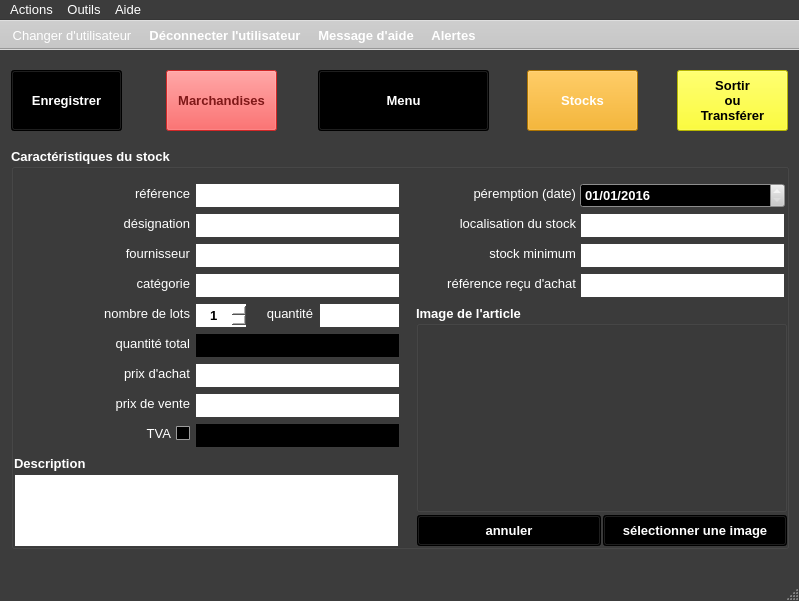
This is ui/yeroth-erp-entrer-window.ui in xnoumbissinoundou/yeroth-erp-3.0 as Qt 5 draws it before an edit. The edited form follows.
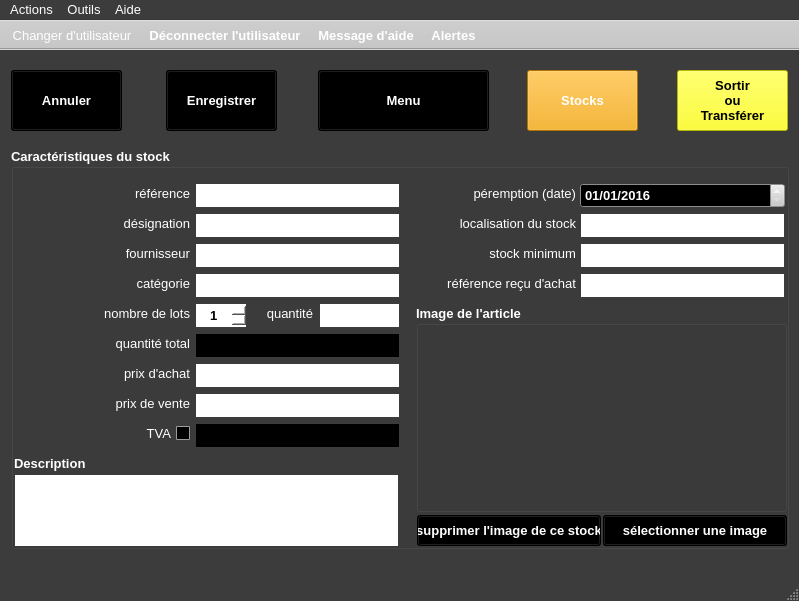
This is the edited form. Icons and pictures are not drawn. Custom widgets are drawn as their Qt base class.

Commit message: On branch master 	modified:   src/windows/yeroth-erp-entrer-window.cpp 	modified:   src/windows/yeroth-erp-entrer-window.hpp 	modified:   src/windows/yeroth-erp-modifier-window.cpp 	modified:   ui/yeroth-erp-entrer-window.ui 	modified:   ui/yeroth-erp-modifier-window.ui

Diff of the .ui file:
```diff
--- a/ui/yeroth-erp-entrer-window.ui
+++ b/ui/yeroth-erp-entrer-window.ui
@@ -440,7 +440,7 @@
    <locale language="French" country="France"/>
   </property>
   <widget class="QWidget" name="centralwidget_entrerWindow">
-   <widget class="YerothPushButton" name="pushButton_enregistrer_produit">
+   <widget class="YerothPushButton" name="pushButton_annuler">
     <property name="geometry">
      <rect>
       <x>11</x>
@@ -873,7 +873,7 @@
      </font>
     </property>
     <property name="text">
-     <string>Enregistrer</string>
+     <string>Annuler</string>
     </property>
    </widget>
    <widget class="YerothPushButton" name="pushButton_afficher_stocks">
@@ -9604,7 +9604,7 @@
       <string notr="true">border: 1px solid rgb(60, 60, 60);</string>
      </property>
     </widget>
-    <widget class="YerothPushButton" name="pushButton_annuler">
+    <widget class="YerothPushButton" name="pushButton_supprimer_limage_du_stock">
      <property name="geometry">
       <rect>
        <x>406</x>
@@ -10039,7 +10039,7 @@
       <string>Poursuivre avec la vente</string>
      </property>
      <property name="text">
-      <string>annuler</string>
+      <string>supprimer l'image de ce stock</string>
      </property>
     </widget>
     <widget class="YerothPushButton" name="pushButton_selectionner_image">
@@ -11092,10 +11092,7 @@
      </property>
     </widget>
    </widget>
-   <widget class="YerothPushButton" name="pushButton_marchandises">
-    <property name="enabled">
-     <bool>false</bool>
-    </property>
+   <widget class="YerothPushButton" name="pushButton_enregistrer_produit">
     <property name="geometry">
      <rect>
       <x>166</x>
@@ -11119,45 +11116,45 @@
        <colorrole role="Button">
         <brush brushstyle="SolidPattern">
          <color alpha="255">
-          <red>255</red>
-          <green>48</green>
-          <blue>48</blue>
+          <red>0</red>
+          <green>0</green>
+          <blue>0</blue>
          </color>
         </brush>
        </colorrole>
        <colorrole role="Light">
         <brush brushstyle="SolidPattern">
          <color alpha="255">
-          <red>255</red>
-          <green>176</green>
-          <blue>176</blue>
+          <red>0</red>
+          <green>0</green>
+          <blue>0</blue>
          </color>
         </brush>
        </colorrole>
        <colorrole role="Midlight">
         <brush brushstyle="SolidPattern">
          <color alpha="255">
-          <red>255</red>
-          <green>112</green>
-          <blue>112</blue>
+          <red>0</red>
+          <green>0</green>
+          <blue>0</blue>
          </color>
         </brush>
        </colorrole>
        <colorrole role="Dark">
         <brush brushstyle="SolidPattern">
          <color alpha="255">
-          <red>127</red>
-          <green>24</green>
-          <blue>24</blue>
+          <red>0</red>
+          <green>0</green>
+          <blue>0</blue>
          </color>
         </brush>
        </colorrole>
        <colorrole role="Mid">
         <brush brushstyle="SolidPattern">
          <color alpha="255">
-          <red>170</red>
-          <green>32</green>
-          <blue>32</blue>
+          <red>0</red>
+          <green>0</green>
+          <blue>0</blue>
          </color>
         </brush>
        </colorrole>
@@ -11191,18 +11188,18 @@
        <colorrole role="Base">
         <brush brushstyle="SolidPattern">
          <color alpha="255">
-          <red>255</red>
-          <green>255</green>
-          <blue>255</blue>
+          <red>0</red>
+          <green>0</green>
+          <blue>0</blue>
          </color>
         </brush>
        </colorrole>
        <colorrole role="Window">
         <brush brushstyle="SolidPattern">
          <color alpha="255">
-          <red>255</red>
-          <green>48</green>
-          <blue>48</blue>
+          <red>0</red>
+          <green>0</green>
+          <blue>0</blue>
          </color>
         </brush>
        </colorrole>
@@ -11218,9 +11215,9 @@
        <colorrole role="AlternateBase">
         <brush brushstyle="SolidPattern">
          <color alpha="255">
-          <red>255</red>
-          <green>151</green>
-          <blue>151</blue>
+          <red>0</red>
+          <green>0</green>
+          <blue>0</blue>
          </color>
         </brush>
        </colorrole>
@@ -11256,45 +11253,45 @@
        <colorrole role="Button">
         <brush brushstyle="SolidPattern">
          <color alpha="255">
-          <red>255</red>
-          <green>48</green>
-          <blue>48</blue>
+          <red>0</red>
+          <green>0</green>
+          <blue>0</blue>
          </color>
         </brush>
        </colorrole>
        <colorrole role="Light">
         <brush brushstyle="SolidPattern">
          <color alpha="255">
-          <red>255</red>
-          <green>176</green>
-          <blue>176</blue>
+          <red>0</red>
+          <green>0</green>
+          <blue>0</blue>
          </color>
         </brush>
        </colorrole>
        <colorrole role="Midlight">
         <brush brushstyle="SolidPattern">
          <color alpha="255">
-          <red>255</red>
-          <green>112</green>
-          <blue>112</blue>
+          <red>0</red>
+          <green>0</green>
+          <blue>0</blue>
          </color>
         </brush>
        </colorrole>
        <colorrole role="Dark">
         <brush brushstyle="SolidPattern">
          <color alpha="255">
-          <red>127</red>
-          <green>24</green>
-          <blue>24</blue>
+          <red>0</red>
+          <green>0</green>
+          <blue>0</blue>
          </color>
         </brush>
        </colorrole>
        <colorrole role="Mid">
         <brush brushstyle="SolidPattern">
          <color alpha="255">
-          <red>170</red>
-          <green>32</green>
-          <blue>32</blue>
+          <red>0</red>
+          <green>0</green>
+          <blue>0</blue>
          </color>
         </brush>
        </colorrole>
@@ -11328,18 +11325,18 @@
        <colorrole role="Base">
         <brush brushstyle="SolidPattern">
          <color alpha="255">
-          <red>255</red>
-          <green>255</green>
-          <blue>255</blue>
+          <red>0</red>
+          <green>0</green>
+          <blue>0</blue>
          </color>
         </brush>
        </colorrole>
        <colorrole role="Window">
         <brush brushstyle="SolidPattern">
          <color alpha="255">
-          <red>255</red>
-          <green>48</green>
-          <blue>48</blue>
+          <red>0</red>
+          <green>0</green>
+          <blue>0</blue>
          </color>
         </brush>
        </colorrole>
@@ -11355,9 +11352,9 @@
        <colorrole role="AlternateBase">
         <brush brushstyle="SolidPattern">
          <color alpha="255">
-          <red>255</red>
-          <green>151</green>
-          <blue>151</blue>
+          <red>0</red>
+          <green>0</green>
+          <blue>0</blue>
          </color>
         </brush>
        </colorrole>
@@ -11384,63 +11381,63 @@
        <colorrole role="WindowText">
         <brush brushstyle="SolidPattern">
          <color alpha="255">
-          <red>127</red>
-          <green>24</green>
-          <blue>24</blue>
+          <red>0</red>
+          <green>0</green>
+          <blue>0</blue>
          </color>
         </brush>
        </colorrole>
        <colorrole role="Button">
         <brush brushstyle="SolidPattern">
          <color alpha="255">
-          <red>255</red>
-          <green>48</green>
-          <blue>48</blue>
+          <red>0</red>
+          <green>0</green>
+          <blue>0</blue>
          </color>
         </brush>
        </colorrole>
        <colorrole role="Light">
         <brush brushstyle="SolidPattern">
          <color alpha="255">
-          <red>255</red>
-          <green>176</green>
-          <blue>176</blue>
+          <red>0</red>
+          <green>0</green>
+          <blue>0</blue>
          </color>
         </brush>
        </colorrole>
        <colorrole role="Midlight">
         <brush brushstyle="SolidPattern">
          <color alpha="255">
-          <red>255</red>
-          <green>112</green>
-          <blue>112</blue>
+          <red>0</red>
+          <green>0</green>
+          <blue>0</blue>
          </color>
         </brush>
        </colorrole>
        <colorrole role="Dark">
         <brush brushstyle="SolidPattern">
          <color alpha="255">
-          <red>127</red>
-          <green>24</green>
-          <blue>24</blue>
+          <red>0</red>
+          <green>0</green>
+          <blue>0</blue>
          </color>
         </brush>
        </colorrole>
        <colorrole role="Mid">
         <brush brushstyle="SolidPattern">
          <color alpha="255">
-          <red>170</red>
-          <green>32</green>
-          <blue>32</blue>
+          <red>0</red>
+          <green>0</green>
+          <blue>0</blue>
          </color>
         </brush>
        </colorrole>
        <colorrole role="Text">
         <brush brushstyle="SolidPattern">
          <color alpha="255">
-          <red>127</red>
-          <green>24</green>
-          <blue>24</blue>
+          <red>0</red>
+          <green>0</green>
+          <blue>0</blue>
          </color>
         </brush>
        </colorrole>
@@ -11456,27 +11453,27 @@
        <colorrole role="ButtonText">
         <brush brushstyle="SolidPattern">
          <color alpha="255">
-          <red>127</red>
-          <green>24</green>
-          <blue>24</blue>
+          <red>0</red>
+          <green>0</green>
+          <blue>0</blue>
          </color>
         </brush>
        </colorrole>
        <colorrole role="Base">
         <brush brushstyle="SolidPattern">
          <color alpha="255">
-          <red>255</red>
-          <green>48</green>
-          <blue>48</blue>
+          <red>0</red>
+          <green>0</green>
+          <blue>0</blue>
          </color>
         </brush>
        </colorrole>
        <colorrole role="Window">
         <brush brushstyle="SolidPattern">
          <color alpha="255">
-          <red>255</red>
-          <green>48</green>
-          <blue>48</blue>
+          <red>0</red>
+          <green>0</green>
+          <blue>0</blue>
          </color>
         </brush>
        </colorrole>
@@ -11492,9 +11489,9 @@
        <colorrole role="AlternateBase">
         <brush brushstyle="SolidPattern">
          <color alpha="255">
-          <red>255</red>
-          <green>48</green>
-          <blue>48</blue>
+          <red>0</red>
+          <green>0</green>
+          <blue>0</blue>
          </color>
         </brush>
        </colorrole>
@@ -11528,7 +11525,7 @@
      </font>
     </property>
     <property name="text">
-     <string>Marchandises</string>
+     <string>Enregistrer</string>
     </property>
    </widget>
   </widget>
```
Left out of the diff: 63 changed lines with no effect on the pictures. The commit also changes 4 other files.
